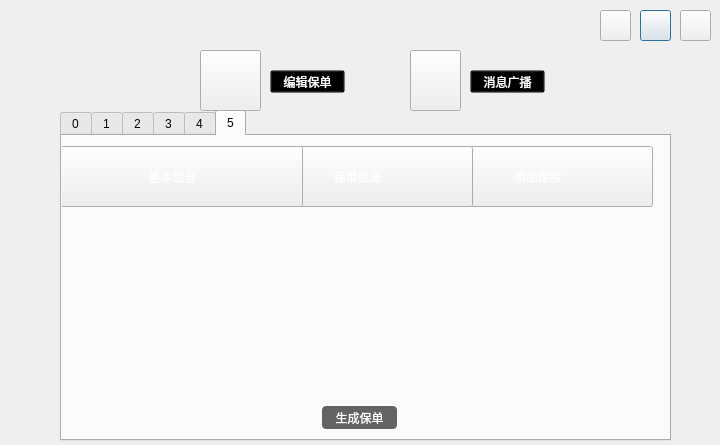
Old version of the form selleroper.ui in the repository xurongchen/CIP.
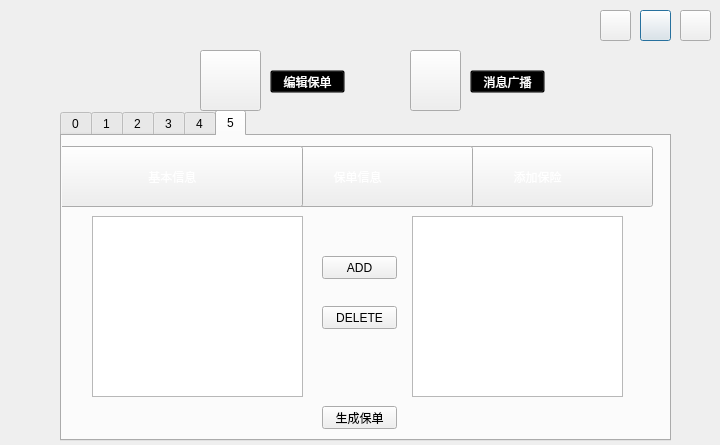
New version of the form. The open tabs and pages were chosen to show the change. Icons and pictures are not drawn.

Patch:
```diff
--- a/selleroper.ui
+++ b/selleroper.ui
@@ -138,7 +138,7 @@
     </rect>
    </property>
    <property name="currentIndex">
-    <number>5</number>
+    <number>0</number>
    </property>
    <widget class="QWidget" name="tab">
     <attribute name="title">
@@ -1074,7 +1074,7 @@
       <string>添加保险</string>
      </property>
     </widget>
-    <widget class="QPushButton" name="pushButton">
+    <widget class="QPushButton" name="PBSET">
      <property name="geometry">
       <rect>
        <x>260</x>
@@ -1096,10 +1096,60 @@
       <string>生成保单</string>
      </property>
     </widget>
+    <widget class="QTableView" name="TVInsuranceget">
+     <property name="geometry">
+      <rect>
+       <x>30</x>
+       <y>80</y>
+       <width>211</width>
+       <height>181</height>
+      </rect>
+     </property>
+    </widget>
+    <widget class="QTableView" name="TVInsuranceall">
+     <property name="geometry">
+      <rect>
+       <x>350</x>
+       <y>80</y>
+       <width>211</width>
+       <height>181</height>
+      </rect>
+     </property>
+    </widget>
+    <widget class="QPushButton" name="PBAdd">
+     <property name="geometry">
+      <rect>
+       <x>260</x>
+       <y>120</y>
+       <width>75</width>
+       <height>23</height>
+      </rect>
+     </property>
+     <property name="text">
+      <string>ADD</string>
+     </property>
+    </widget>
+    <widget class="QPushButton" name="PBDel">
+     <property name="geometry">
+      <rect>
+       <x>260</x>
+       <y>170</y>
+       <width>75</width>
+       <height>23</height>
+      </rect>
+     </property>
+     <property name="text">
+      <string>DELETE</string>
+     </property>
+    </widget>
     <zorder>PBC3</zorder>
     <zorder>PBC2</zorder>
     <zorder>PBC1</zorder>
-    <zorder>pushButton</zorder>
+    <zorder>PBSET</zorder>
+    <zorder>TVInsuranceget</zorder>
+    <zorder>TVInsuranceall</zorder>
+    <zorder>PBAdd</zorder>
+    <zorder>PBDel</zorder>
    </widget>
   </widget>
   <widget class="QPushButton" name="PBWork2">
```
